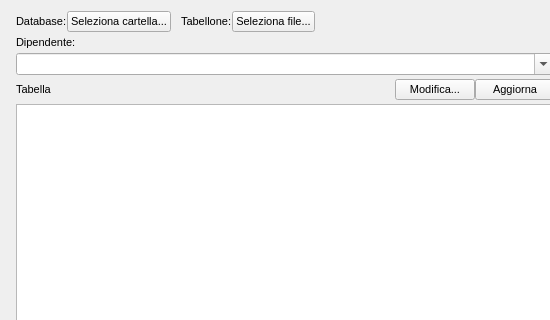
Above: WSI_files/WSI.ui from Grawa/WorkShiftsIntegrator before the change; both pictures show x 0 to 550 and y 0 to 320 of the 1140 by 766 pixel window. Below: the same form after it.
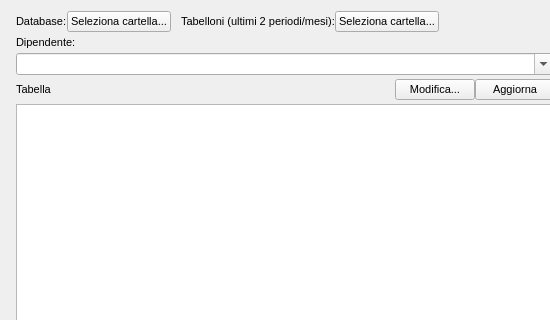
That is the form after the change.

Commit message: risolto bug che in caso di 2mesi sovrapposti se fatti cambi turno aggiungeva per errore alcuni turni nei giorni di riposo (...) aggiunta scans. automatica file Tabellone agg.guida

```diff
--- a/WSI_files/WSI.ui
+++ b/WSI_files/WSI.ui
@@ -314,7 +314,7 @@
           </font>
          </property>
          <property name="text">
-          <string>Tabellone:</string>
+          <string>Tabelloni (ultimi 2 periodi/mesi):</string>
          </property>
         </widget>
        </item>
@@ -327,7 +327,7 @@
           </sizepolicy>
          </property>
          <property name="text">
-          <string>Seleziona file...</string>
+          <string>Seleziona cartella...</string>
          </property>
         </widget>
        </item>
```
The commit also changes 4 other files.
